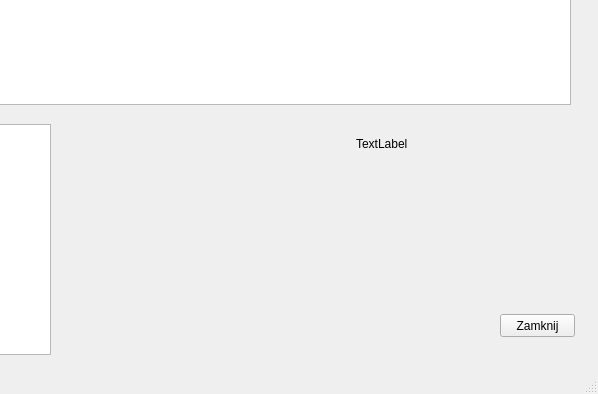
Qt form Urzadzenia/urzadzeniaprzypominacz.ui (Astropl/OptiBase) before a commit; both pictures show x 430 to 1028 and y 356 to 750 of the 1028 by 750 pixel window.
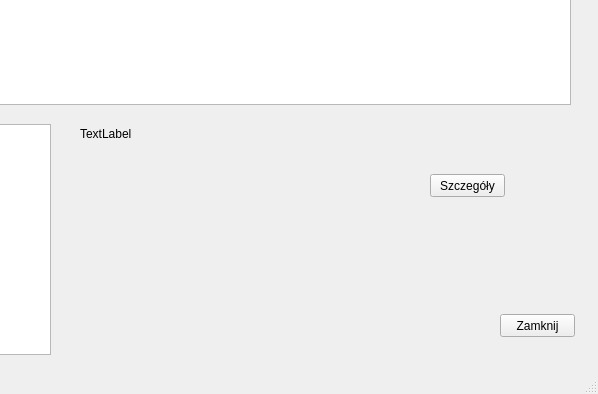
The same form after that commit.

```diff
--- a/Urzadzenia/urzadzeniaprzypominacz.ui
+++ b/Urzadzenia/urzadzeniaprzypominacz.ui
@@ -240,8 +240,8 @@
    <widget class="QLabel" name="label">
     <property name="geometry">
      <rect>
-      <x>786</x>
-      <y>490</y>
+      <x>510</x>
+      <y>480</y>
       <width>151</width>
       <height>20</height>
      </rect>
@@ -250,6 +250,19 @@
      <string>TextLabel</string>
     </property>
    </widget>
+   <widget class="QPushButton" name="pushButton_2">
+    <property name="geometry">
+     <rect>
+      <x>860</x>
+      <y>530</y>
+      <width>75</width>
+      <height>23</height>
+     </rect>
+    </property>
+    <property name="text">
+     <string>Szczegóły</string>
+    </property>
+   </widget>
   </widget>
   <widget class="QMenuBar" name="menubar">
    <property name="geometry">
```
